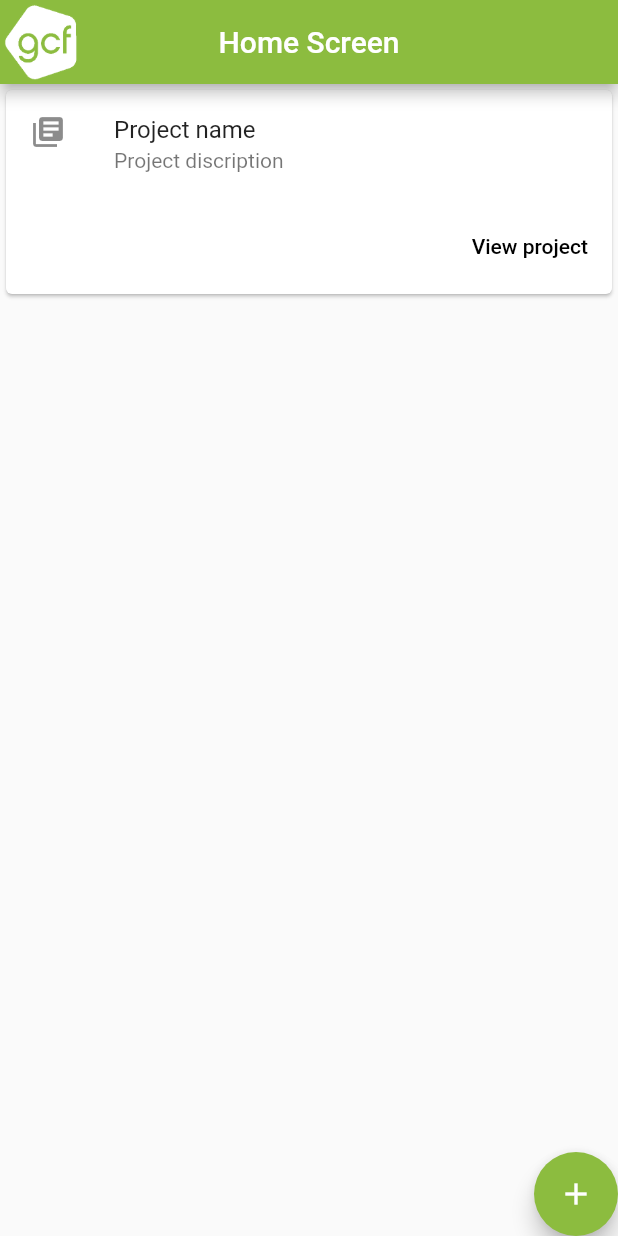
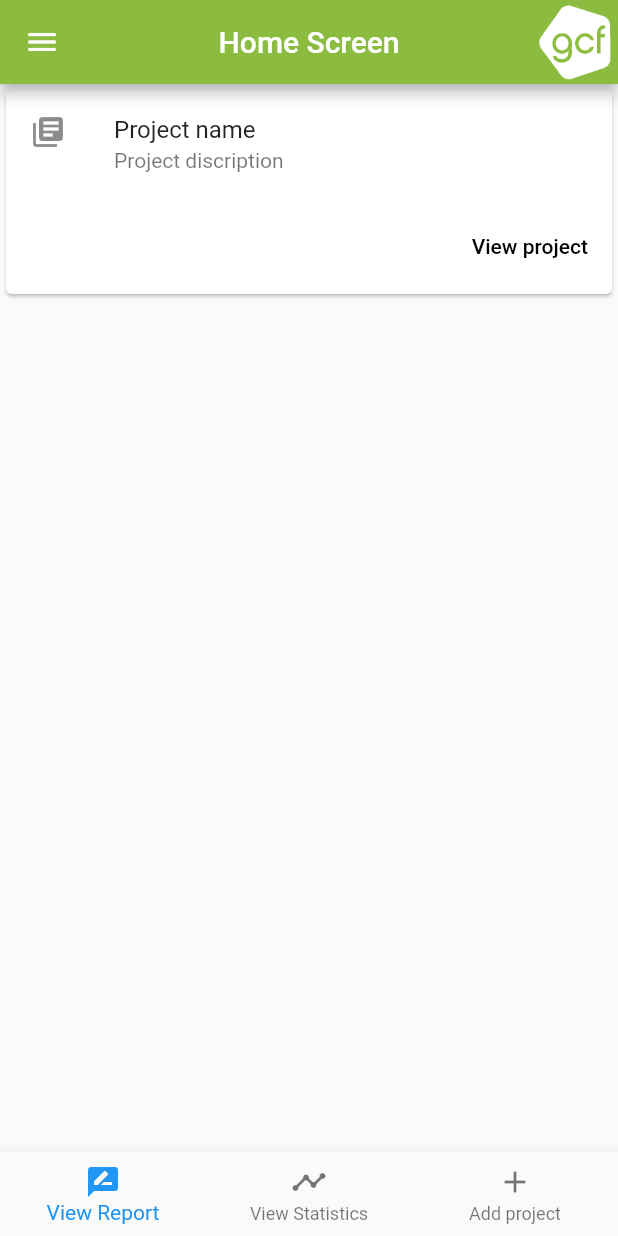
Before and after one commit to Kid-Seven-7/gcf, a Flutter app: the screen it shows after launch, on a phone screen of 412 x 824 dp. Run offline on Flutter 3.47's test engine with Material 2 defaults, Android fonts, the phone set to English and light mode, and no system bars.

Commit message:
generic update

```diff
--- a/lib/add_project.dart
+++ b/lib/add_project.dart
@@ -1,8 +1,6 @@
 import 'package:flutter/material.dart';
 
-class SecondScreen extends StatelessWidget {
-  List<DropdownMenuItem<String>> _project_types;
-
+class CreateProjectPage extends StatelessWidget {
   @override
   Widget build(BuildContext context) {
     return Scaffold(
--- a/lib/home_page.dart
+++ b/lib/home_page.dart
@@ -1,16 +1,43 @@
 import 'package:flutter/material.dart';
+
+//debug
+import 'package:flutter/foundation.dart';
+import 'dart:developer';
 
 import 'add_project.dart';
 
-class FirstScreen extends StatelessWidget {
+class HomeScreen extends StatefulWidget {
+  @override
+  _HomeScreenState createState() => new _HomeScreenState();
+}
+
+class _HomeScreenState extends State<HomeScreen> {
+  GlobalKey<ScaffoldState> _key = new GlobalKey<ScaffoldState>();
+  int _counter = 0;
+  _handleDrawer() {
+    _key.currentState.openDrawer();
+
+//    setState(() {
+//      ///DO MY API CALLS
+//      _counter++;
+//    });
+  }
+
   @override
   Widget build(BuildContext context) {
     return Scaffold(
+      key: _key,
       appBar: AppBar(
         backgroundColor: Color.fromARGB(255, 140, 188, 63),
-        leading: Image.asset('assets/images/gcf_white.png'),
-        title: Text('Home Screen'),
+        title: Text("Home Screen"),
         centerTitle: true,
+        leading: IconButton(
+          icon: Icon(Icons.menu),
+          onPressed: _handleDrawer,
+        ),
+        actions: <Widget>[
+          Image.asset('assets/images/gcf_white.png'),
+        ],
       ),
       body: Column(
         children: <Widget>[
@@ -28,7 +55,7 @@ class FirstScreen extends StatelessWidget {
                     children: <Widget>[
                       FlatButton(
                         child: const Text('View project'),
-                        onPressed: (){},
+                        onPressed: () {},
                       )
                     ],
                   ),
@@ -38,30 +65,89 @@ class FirstScreen extends StatelessWidget {
           )
         ],
       ),
-      bottomNavigationBar: Row(
-        mainAxisAlignment: MainAxisAlignment.end,
-        children: <Widget>[
-          FloatingActionButton(
-            child: Icon(Icons.add),
-            backgroundColor: Color.fromARGB(255, 140, 188, 63),
-            onPressed: (){
-              Navigator.push(
-                context,
-                MaterialPageRoute(builder: (context) => SecondScreen()),
-              );
-            },
-          )
-//          RaisedButton(
-//            child: Text('Proceed'),
-//            onPressed: () {
-//              Navigator.push(
-//                context,
-//                MaterialPageRoute(builder: (context) => SecondScreen()),
-//              );
-//            },
-//          )
+      bottomNavigationBar: BottomNavigationBar(
+        items: <BottomNavigationBarItem>[
+          BottomNavigationBarItem(icon: Icon(Icons.rate_review), title: Text('View Report')),
+          BottomNavigationBarItem(icon: Icon(Icons.timeline), title: Text('View Statistics')),
+          BottomNavigationBarItem(icon: Icon(Icons.add), title: Text('Add project')),
         ],
+        onTap: _onItemTapped,
       ),
+      drawer: Drawer(
+          child: ListView(
+            padding: EdgeInsets.zero,
+            children: <Widget>[
+              DrawerHeader(
+                padding: EdgeInsets.all(50.0),
+                child: Column(
+                  children: <Widget>[
+                    Row(
+                      children: <Widget>[
+                        Icon(Icons.account_circle),
+                        Text(
+                          'User Name',
+                          style: TextStyle(
+                            fontSize: 25.0,
+                          ),
+                        ),
+                      ],
+                    ),
+                    Text('Title')
+                  ],
+                ),
+
+                decoration: BoxDecoration(
+                  color: Color.fromARGB(255, 96, 129, 42),
+                ),
+              ),
+              ListTile(
+                leading: Icon(Icons.library_books),
+                title: Text('Projects',style: TextStyle(fontSize: 18.0,),),
+                onTap: () {},
+              ),
+              ListTile(
+                leading: Icon(Icons.assignment),
+                title: Text('Log',style: TextStyle(fontSize: 18.0,),),
+                onTap: () {},
+              ),
+              ListTile(
+                leading: Icon(Icons.timeline),
+                title: Text('Statistics',style: TextStyle(fontSize: 18.0,),),
+                onTap: () {},
+              ),
+              ListTile(
+                leading: Icon(Icons.rate_review),
+                title: Text('Reports',style: TextStyle(fontSize: 18.0,),),
+                onTap: () {},
+              ),
+              ListTile(
+                leading: Icon(Icons.notifications),
+                title: Text('Notifications',style: TextStyle(fontSize: 18.0,),),
+                onTap: () {},
+              ),
+              Divider(
+                height: 20.0,
+                color: Colors.black,
+              ),
+              ListTile(
+                leading: Icon(Icons.settings),
+                title: Text('Settings',style: TextStyle(fontSize: 15.0,),),
+                onTap: () {},
+              ),
+            ],
+          )),
     );
   }
 }
+
+void _onItemTapped(int index){
+  if (index == 0){
+    debugPrint('View Report');
+  }else if (index == 1){
+    debugPrint('View Statistics');
+  }else if (index == 2){
+    debugPrint('Add project');
+    Navigator.push(context, MaterialPageRoute(builder: (context)=>CreateProjectPage()));
+  }
+
+}
--- a/lib/main.dart
+++ b/lib/main.dart
@@ -7,6 +7,7 @@ import 'home_page.dart';
 void main() {
   runApp(MaterialApp(
     title: 'Navigation Basics',
-    home: FirstScreen(),
+    home: HomeScreen(),
+    debugShowCheckedModeBanner: false,
   ));
 }
```
Also changed, not shown: 1 other file.
